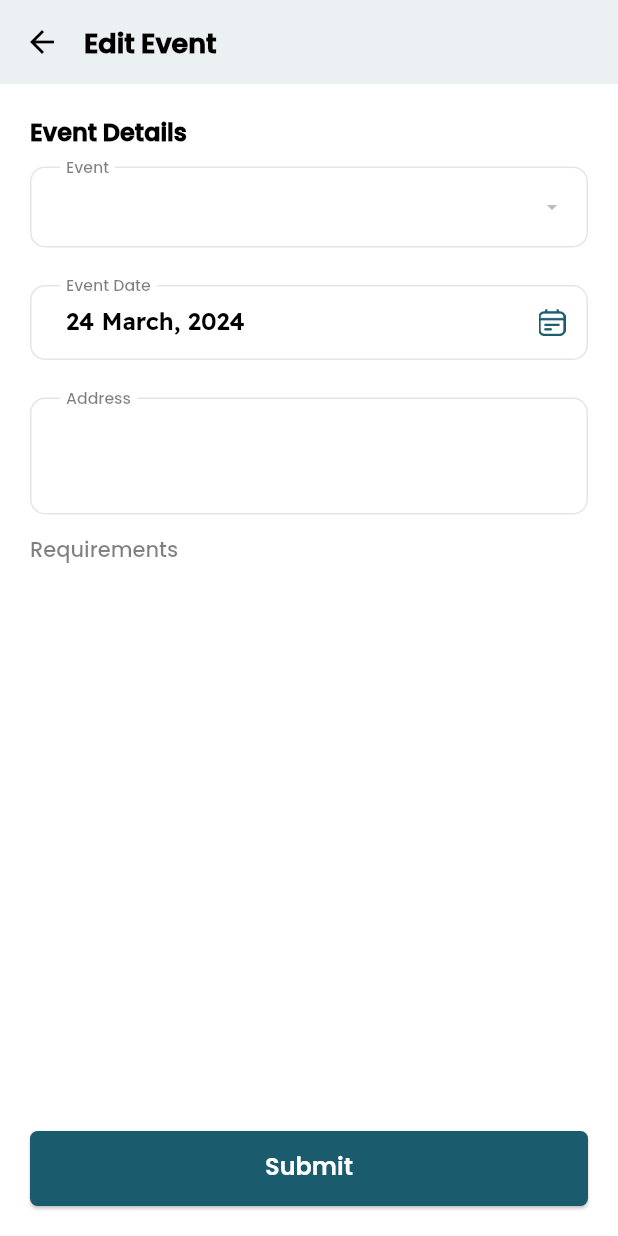
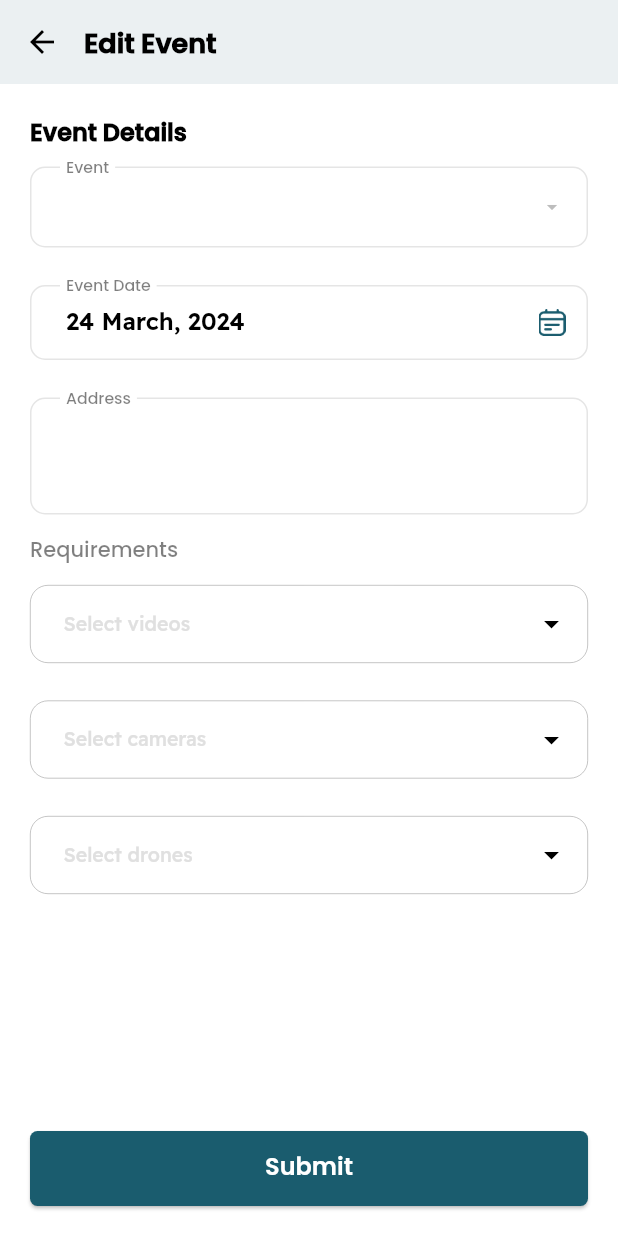
Before and after one commit to SatyaMirthipati/photographers_book, a Flutter app: the EditEventBody screen opened directly with empty values, on a phone screen of 412 x 824 dp. Run offline on Flutter 3.47's test engine with Material 3 defaults, Android fonts, the phone set to English and light mode, and no system bars; drawn by our look-alikes of multi_dropdown; our stand-ins replace cached_network_image, dio, expandable_page_view, fluro, image_picker, lottie and 4 more; missing offline and left inert: flutter_portal, syncfusion_flutter_pdfviewer; accounts and stored records are empty; network calls fail.

Commit message:
Changes on  edit_event_details_screen.dart

```diff
--- a/lib/ui/screens/events/edit_event_details_screen.dart
+++ b/lib/ui/screens/events/edit_event_details_screen.dart
@@ -1,5 +1,6 @@
 import 'package:flutter/material.dart';
 import 'package:intl/intl.dart';
+import 'package:multi_dropdown/multiselect_dropdown.dart';
 import 'package:photographers_book/ui/widgets/navbar_button.dart';
 import 'package:provider/provider.dart';
 
@@ -65,9 +66,10 @@ class _EditEventBodyState extends State<EditEventBody> {
   List<Category> cameras = [];
   List<Category> drones = [];
   String? event;
-  List<String> video = [];
-  List<String> camera = [];
-  List<String> drone = [];
+
+  List<String?> video = [];
+  List<String?> camera = [];
+  List<String?> drone = [];
 
   @override
   void initState() {
@@ -165,98 +167,47 @@ class _EditEventBodyState extends State<EditEventBody> {
                 ),
               ),
               const SizedBox(height: 15),
-              // DropdownButtonFormField<String>(
-              //   value: video,
-              //   style: textTheme.bodyLarge,
-              //   isDense: true,
-              //   isExpanded: true,
-              //   decoration: InputDecoration(
-              //     labelText: 'Video',
-              //     hintStyle: textTheme.titleMedium!.copyWith(
-              //       color: Colors.black.withOpacity(0.5),
-              //     ),
-              //   ),
-              //   icon: const Icon(Icons.arrow_drop_down, size: 16),
-              //   onChanged: (value) {
-              //     setState(() => video = value);
-              //   },
-              //   onSaved: (value) => video = value,
-              //   validator: (value) {
-              //     if (value == null) {
-              //       return 'This field can\'t be empty';
-              //     }
-              //     return null;
-              //   },
-              //   items: [
-              //     for (var item in videos)
-              //       DropdownMenuItem<String>(
-              //         value: item.type,
-              //         child: Text(item.type ?? 'NA'),
-              //       )
-              //   ],
-              // ),
+              MultiSelectDropDown(
+                onOptionSelected: (options) {
+                  video = options.map((e) => e.value).toList();
+                },
+                options: videos.map((e) {
+                  return ValueItem(label: '${e.type}', value: e.type);
+                }).toList(),
+                hint: 'Select videos',
+                selectionType: SelectionType.multi,
+                chipConfig: const ChipConfig(wrapType: WrapType.wrap),
+                optionTextStyle: textTheme.bodyLarge,
+                selectedOptionIcon: const Icon(Icons.check_circle),
+              ),
               const SizedBox(height: 25),
-              // DropdownButtonFormField<String>(
-              //   value: camera,
-              //   style: textTheme.bodyLarge,
-              //   isDense: true,
-              //   isExpanded: true,
-              //   decoration: InputDecoration(
-              //     labelText: 'Camera',
-              //     hintStyle: textTheme.titleMedium!.copyWith(
-              //       color: Colors.black.withOpacity(0.5),
-              //     ),
-              //   ),
-              //   icon: const Icon(Icons.arrow_drop_down, size: 16),
-              //   onChanged: (value) {
-              //     setState(() => camera = value);
-              //   },
-              //   onSaved: (value) => camera = value,
-              //   validator: (value) {
-              //     if (value == null) {
-              //       return 'This field can\'t be empty';
-              //     }
-              //     return null;
-              //   },
-              //   items: [
-              //     for (var item in cameras)
-              //       DropdownMenuItem<String>(
-              //         value: item.type,
-              //         child: Text(item.type ?? 'NA'),
-              //       )
-              //   ],
-              // ),
+              MultiSelectDropDown(
+                onOptionSelected: (options) {
+                  camera = options.map((e) => e.value).toList();
+                },
+                options: cameras.map((e) {
+                  return ValueItem(label: '${e.type}', value: e.type);
+                }).toList(),
+                hint: 'Select cameras',
+                selectionType: SelectionType.multi,
+                chipConfig: const ChipConfig(wrapType: WrapType.wrap),
+                optionTextStyle: textTheme.bodyLarge,
+                selectedOptionIcon: const Icon(Icons.check_circle),
+              ),
               const SizedBox(height: 25),
-              // DropdownButtonFormField<String>(
-              //   value: drone,
-              //   style: textTheme.bodyLarge,
-              //   isDense: true,
-              //   isExpanded: true,
-              //   decoration: InputDecoration(
-              //     labelText: 'Drone',
-              //     hintStyle: textTheme.titleMedium!.copyWith(
-              //       color: Colors.black.withOpacity(0.5),
-              //     ),
-              //   ),
-              //   icon: const Icon(Icons.arrow_drop_down, size: 16),
-              //   onChanged: (value) {
-              //     setState(() => drone = value);
-              //   },
-              //   onSaved: (value) => drone = value,
-              //   validator: (value) {
-              //     if (value == null) {
-              //       return 'This field can\'t be empty';
-              //     }
-              //     return null;
-              //   },
-              //   items: [
-              //     for (var item in drones)
-              //       DropdownMenuItem<String>(
-              //         value: item.type,
-              //         child: Text(item.type ?? 'NA'),
-              //       )
-              //   ],
-              // ),
+              MultiSelectDropDown(
+                onOptionSelected: (options) {
+                  drone = options.map((e) => e.value).toList();
+                },
+                options: drones.map((e) {
+                  return ValueItem(label: '${e.type}', value: e.type);
+                }).toList(),
+                hint: 'Select drones',
+                selectionType: SelectionType.multi,
+                chipConfig: const ChipConfig(wrapType: WrapType.wrap),
+                optionTextStyle: textTheme.bodyLarge,
+                selectedOptionIcon: const Icon(Icons.check_circle),
+              ),
               const SizedBox(height: 100),
             ],
           ),
```
Also changed, not shown: lib/ui/screens/events/event_details_screen.dart (+39 -6 lines).
